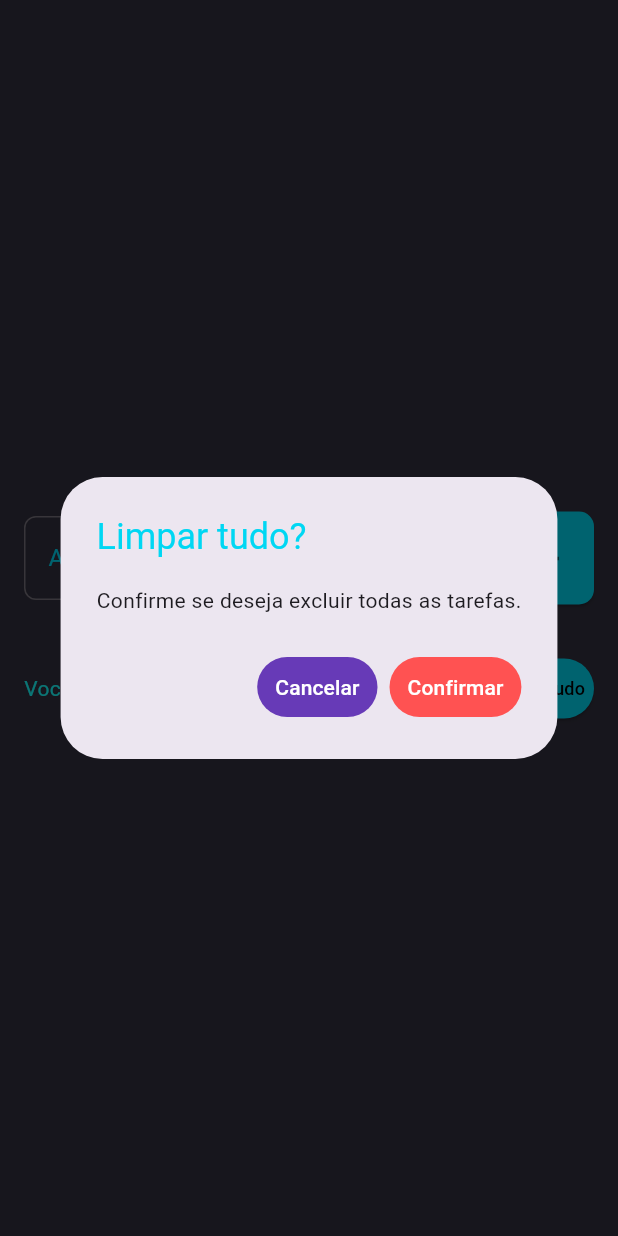
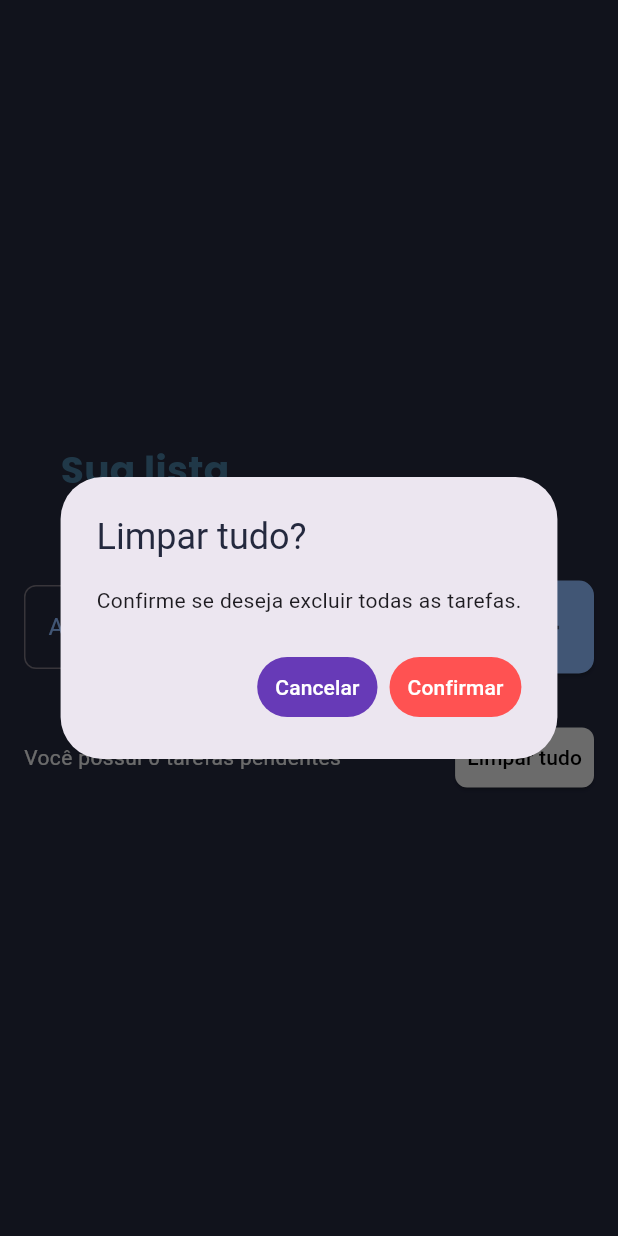
Before and after one commit to johnannysker/afazeres, a Flutter app: the screen it shows after launch, after a tap on "Limpar tudo", on a phone screen of 412 x 824 dp. Run offline on Flutter 3.47's test engine with Material 3 defaults, Android fonts, the phone set to English and light mode, and no system bars; our stand-ins replace flutter_slidable, shared_preferences.

Commit message:
Mudando cores e finalizando

```diff
--- a/lib/taskarea.dart
+++ b/lib/taskarea.dart
@@ -69,13 +69,26 @@ class _TaskareaState extends State<Taskarea> {
   Widget build(BuildContext context) {
     return SafeArea(
         child: Scaffold(
-      backgroundColor: const Color.fromARGB(255, 51, 49, 63),
+      backgroundColor: const Color(0xff24293e),
       body: Center(
         child: Padding(
-          padding: const EdgeInsets.all(16),
+          padding: const EdgeInsets.symmetric(horizontal: 16),
           child: Column(
             mainAxisSize: MainAxisSize.min,
             children: [
+              const Padding(
+                padding: EdgeInsets.only(right: 180),
+                child: Text(
+                  "Sua lista\nde afazeres",
+                  style: TextStyle(
+                      color: Color(0xff457b9d),
+                      fontSize: 25,
+                      fontFamily: "Poppins"),
+                ),
+              ),
+              const SizedBox(
+                height: 20,
+              ),
               Row(
                 children: [
                   Expanded(
@@ -93,9 +106,9 @@ class _TaskareaState extends State<Taskarea> {
                             errorText: erroText,
                             focusedBorder: const OutlineInputBorder(
                                 borderSide: BorderSide(
-                                    color: Color(0xff00d7f3), width: 2)),
+                                    color: Color(0xff8ebbff), width: 2)),
                             labelStyle:
-                                const TextStyle(color: Color(0xff00d7f3)))),
+                                const TextStyle(color: Color(0xff8ebbff)))),
                   ),
                   const SizedBox(
                     //Sepára o campo de texto do botão '+'
@@ -105,7 +118,7 @@ class _TaskareaState extends State<Taskarea> {
                     style: ElevatedButton.styleFrom(
                       shape: RoundedRectangleBorder(
                           borderRadius: BorderRadius.circular(10)),
-                      backgroundColor: const Color(0xff00d7f3),
+                      backgroundColor: const Color(0xff8ebbff),
                       padding: const EdgeInsets.all(16),
                     ),
                     onPressed: () {
@@ -154,7 +167,8 @@ class _TaskareaState extends State<Taskarea> {
                   Expanded(
                     child: Text(
                       "Você possui ${task.length} tarefas pendentes",
-                      style: const TextStyle(color: Colors.cyanAccent),
+                      style: const TextStyle(
+                          color: Color.fromARGB(255, 233, 233, 233)),
                     ),
                   ),
                   const SizedBox(
@@ -163,12 +177,15 @@ class _TaskareaState extends State<Taskarea> {
                   ElevatedButton(
                       onPressed: dialogoDeConfirmacaoDeExclusao,
                       style: ElevatedButton.styleFrom(
-                        backgroundColor: const Color(0xff00d7f3),
-                        padding: const EdgeInsets.all(6),
+                        shape: RoundedRectangleBorder(
+                            borderRadius: BorderRadius.circular(8)),
+                        backgroundColor:
+                            const Color.fromARGB(255, 233, 233, 233),
+                        padding: const EdgeInsets.all(8),
                       ),
                       child: const Text(
                         'Limpar tudo',
-                        style: TextStyle(color: Colors.black, fontSize: 12),
+                        style: TextStyle(color: Colors.black, fontSize: 14),
                       ))
                 ],
               )
@@ -186,7 +203,7 @@ class _TaskareaState extends State<Taskarea> {
       builder: (context) => AlertDialog(
         title: const Text(
           'Limpar tudo?',
-          style: TextStyle(color: Color(0xff00d7f3)),
+          style: TextStyle(color: Color(0xff24293e)),
         ),
         content: const Text('Confirme se deseja excluir todas as tarefas.'),
         actions: [
--- a/lib/widget/cardtask.dart
+++ b/lib/widget/cardtask.dart
@@ -29,7 +29,7 @@ class Cardtask extends StatelessWidget {
         child: Container(
           decoration: BoxDecoration(
             borderRadius: BorderRadius.circular(4),
-            color: const Color.fromARGB(255, 81, 122, 133),
+            color: const Color(0xff457b9d),
           ),
           padding: const EdgeInsets.all(16),
           child: Column(
```
Also changed, not shown: pubspec.yaml (+4 -4 lines), assets/font/Poppins-Bold.ttf (added), assets/image/interface.png (added).
